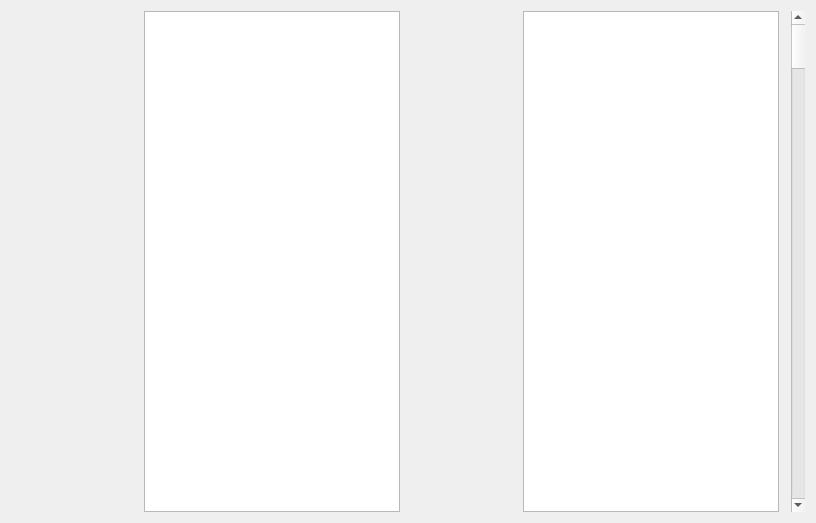
The window that src/plume/gui/writingzone/writing_zone.ui (jacquetc/skribisto) describes before a commit, drawn with Qt 5.
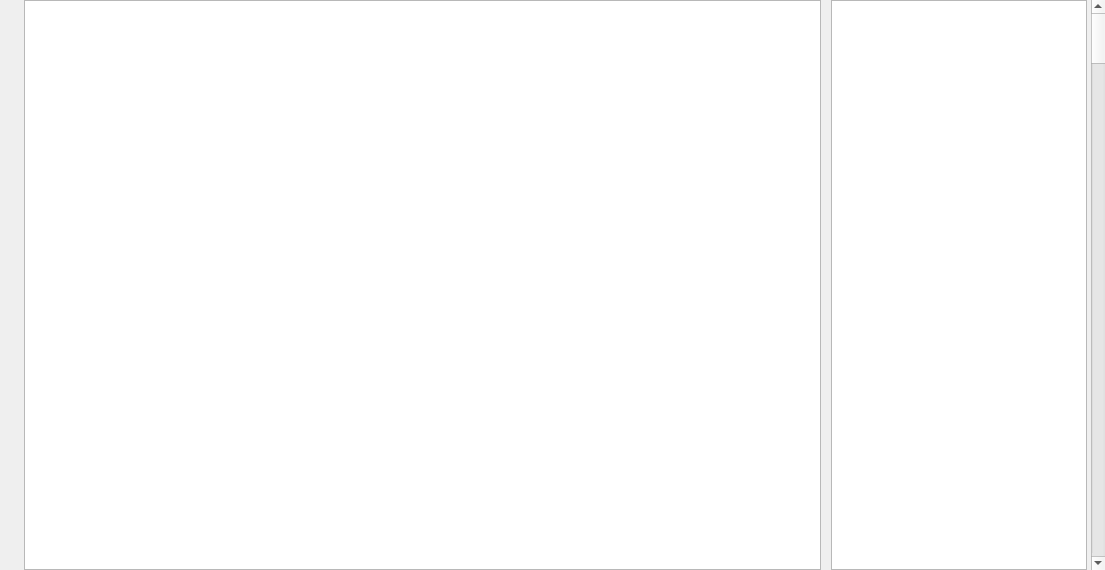
The same window after the commit. Icons and pictures are not drawn. Custom widgets are drawn as their Qt base class.

Diff of the .ui file:
```diff
--- a/src/plume/gui/writingzone/writing_zone.ui
+++ b/src/plume/gui/writingzone/writing_zone.ui
@@ -9,14 +9,29 @@
    <rect>
     <x>0</x>
     <y>0</y>
-    <width>816</width>
-    <height>523</height>
+    <width>1105</width>
+    <height>570</height>
    </rect>
   </property>
   <property name="windowTitle">
    <string>Form</string>
   </property>
   <layout class="QVBoxLayout" name="verticalLayout">
+   <property name="spacing">
+    <number>2</number>
+   </property>
+   <property name="leftMargin">
+    <number>0</number>
+   </property>
+   <property name="topMargin">
+    <number>0</number>
+   </property>
+   <property name="rightMargin">
+    <number>0</number>
+   </property>
+   <property name="bottomMargin">
+    <number>0</number>
+   </property>
    <item>
     <layout class="QHBoxLayout" name="horizontalLayout">
      <item>
@@ -95,6 +110,9 @@
      </item>
      <item>
       <layout class="QVBoxLayout" name="verticalLayout_2">
+       <property name="spacing">
+        <number>6</number>
+       </property>
        <item>
         <spacer name="verticalSpacer_2">
          <property name="orientation">
@@ -102,7 +120,7 @@
          </property>
          <property name="sizeHint" stdset="0">
           <size>
-           <width>20</width>
+           <width>1</width>
            <height>40</height>
           </size>
          </property>
@@ -125,7 +143,7 @@
          </property>
          <property name="sizeHint" stdset="0">
           <size>
-           <width>20</width>
+           <width>1</width>
            <height>40</height>
           </size>
          </property>
@@ -135,6 +153,18 @@
      </item>
      <item>
       <widget class="RichTextEdit" name="richTextEdit">
+       <property name="sizePolicy">
+        <sizepolicy hsizetype="Expanding" vsizetype="Expanding">
+         <horstretch>1</horstretch>
+         <verstretch>0</verstretch>
+        </sizepolicy>
+       </property>
+       <property name="minimumSize">
+        <size>
+         <width>40</width>
+         <height>40</height>
+        </size>
+       </property>
        <property name="verticalScrollBarPolicy">
         <enum>Qt::ScrollBarAlwaysOff</enum>
        </property>
@@ -238,6 +268,12 @@
      </item>
      <item>
       <widget class="Minimap2" name="minimap">
+       <property name="sizePolicy">
+        <sizepolicy hsizetype="Expanding" vsizetype="Expanding">
+         <horstretch>0</horstretch>
+         <verstretch>0</verstretch>
+        </sizepolicy>
+       </property>
        <property name="verticalScrollBarPolicy">
         <enum>Qt::ScrollBarAlwaysOff</enum>
        </property>
@@ -391,6 +427,12 @@
    <header>.tool_bar.h</header>
    <container>1</container>
   </customwidget>
+  <customwidget>
+   <class>SizeHandle</class>
+   <extends>QWidget</extends>
+   <header>.size_handle.h</header>
+   <container>1</container>
+  </customwidget>
  </customwidgets>
  <resources/>
  <connections/>
```
Left out of the diff: 2 changed lines with no effect on the pictures.
